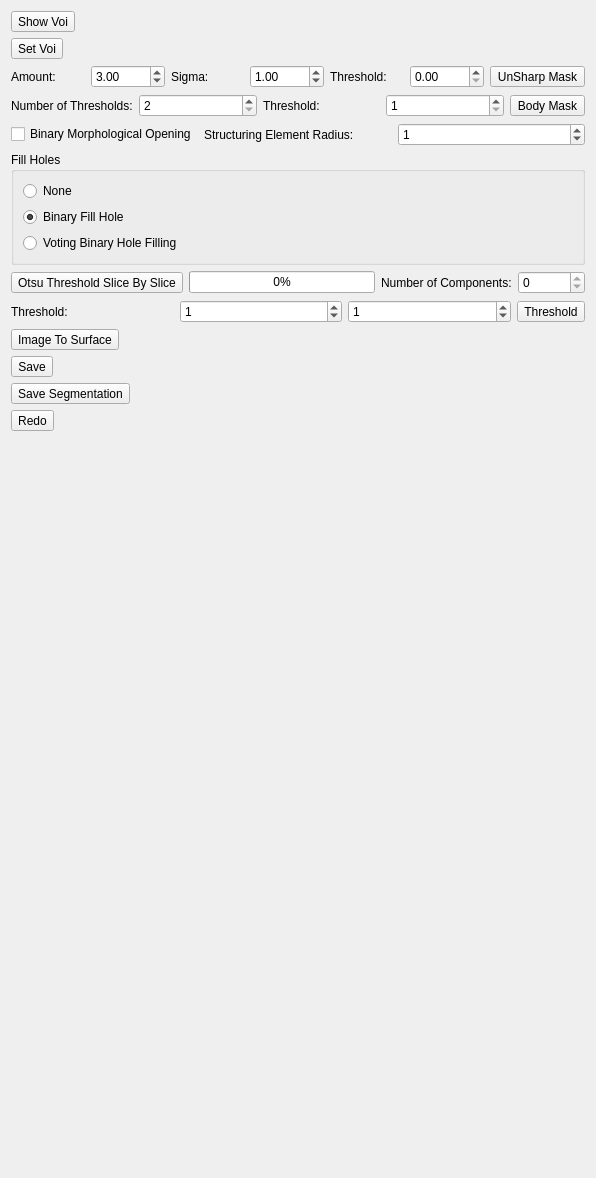
wuzhuobin/MITK-Project, file Apps/BoneSegmentation/BoneSegmentationWidget.ui: the form before one commit.
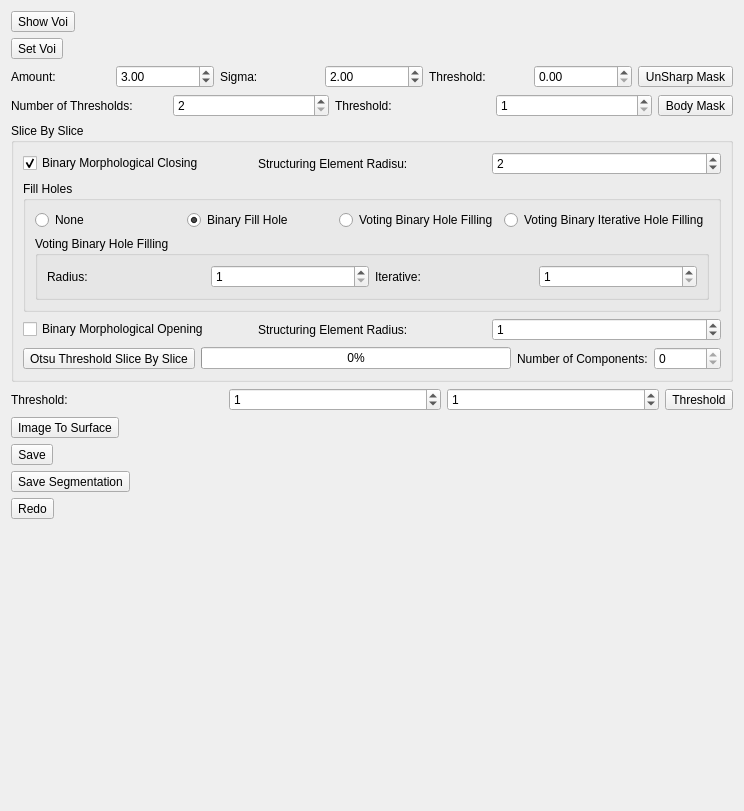
The form after the commit.

Commit message: Add closing to connect the disconnected

The edit to the form file:
```diff
--- a/Apps/BoneSegmentation/BoneSegmentationWidget.ui
+++ b/Apps/BoneSegmentation/BoneSegmentationWidget.ui
@@ -6,8 +6,8 @@
    <rect>
     <x>0</x>
     <y>0</y>
-    <width>596</width>
-    <height>1178</height>
+    <width>744</width>
+    <height>811</height>
    </rect>
   </property>
   <property name="windowTitle">
@@ -69,7 +69,7 @@
      <item>
       <widget class="QDoubleSpinBox" name="doubleSpinBoxUnsharpMaskSigma">
        <property name="value">
-        <double>1.000000000000000</double>
+        <double>2.000000000000000</double>
        </property>
       </widget>
      </item>
@@ -147,26 +147,38 @@
     </layout>
    </item>
    <item>
-    <layout class="QHBoxLayout" name="horizontalLayout">
+    <widget class="QGroupBox" name="groupBox_3">
+     <property name="title">
+      <string>Slice By Slice</string>
+     </property>
+     <layout class="QVBoxLayout" name="verticalLayout_2">
      <item>
-      <widget class="QCheckBox" name="checkBoxBinaryMorphologicalOpening">
+       <layout class="QHBoxLayout" name="horizontalLayout_8">
+        <item>
+         <widget class="QCheckBox" name="checkBoxBinaryMorphologicalClosing">
        <property name="text">
-        <string>Binary Morphological Opening</string>
-       </property>
+           <string>Binary Morphological Closing</string>
+          </property>
+          <property name="checked">
+           <bool>true</bool>
+          </property>
       </widget>
      </item>
      <item>
-      <widget class="QLabel" name="label">
+         <widget class="QLabel" name="label_11">
        <property name="text">
-        <string>Structuring Element Radius:</string>
+           <string>Structuring Element Radisu:</string>
        </property>
       </widget>
      </item>
      <item>
-      <widget class="QSpinBox" name="spinBoxStructuringElementRadius">
-       <property name="value">
+         <widget class="QSpinBox" name="spinBoxBinaryMorpholocialClosingRadius">
+          <property name="minimum">
         <number>1</number>
        </property>
+          <property name="value">
+           <number>2</number>
+          </property>
       </widget>
      </item>
     </layout>
@@ -178,6 +190,8 @@
      </property>
      <layout class="QVBoxLayout" name="verticalLayout">
       <item>
+          <layout class="QHBoxLayout" name="horizontalLayout_6">
+           <item>
        <widget class="QRadioButton" name="radioButtonNone">
         <property name="text">
          <string>None</string>
@@ -210,8 +224,88 @@
         </attribute>
        </widget>
       </item>
-     </layout>
-    </widget>
+           <item>
+            <widget class="QRadioButton" name="radioButtonVotingBinaryIterativeHoleFilling">
+             <property name="text">
+              <string>Voting Binary Iterative Hole Filling</string>
+             </property>
+             <attribute name="buttonGroup">
+              <string notr="true">buttonGroupFillHoles</string>
+             </attribute>
+            </widget>
+           </item>
+          </layout>
+         </item>
+         <item>
+          <widget class="QGroupBox" name="groupBox_2">
+           <property name="title">
+            <string>Voting Binary Hole Filling</string>
+           </property>
+           <layout class="QHBoxLayout" name="horizontalLayout_7">
+            <item>
+             <widget class="QLabel" name="label_9">
+              <property name="text">
+               <string>Radius:</string>
+              </property>
+             </widget>
+            </item>
+            <item>
+             <widget class="QSpinBox" name="spinBoxVotingBinaryHoleFillingRadius">
+              <property name="minimum">
+               <number>1</number>
+              </property>
+             </widget>
+            </item>
+            <item>
+             <widget class="QLabel" name="label_10">
+              <property name="text">
+               <string>Iterative:</string>
+              </property>
+             </widget>
+            </item>
+            <item>
+             <widget class="QSpinBox" name="spinBoxVotingBinaryHoleFillingIterative">
+              <property name="minimum">
+               <number>1</number>
+              </property>
+              <property name="maximum">
+               <number>999999999</number>
+              </property>
+              <property name="singleStep">
+               <number>100</number>
+              </property>
+             </widget>
+            </item>
+           </layout>
+          </widget>
+         </item>
+        </layout>
+       </widget>
+      </item>
+      <item>
+       <layout class="QHBoxLayout" name="horizontalLayout">
+        <item>
+         <widget class="QCheckBox" name="checkBoxBinaryMorphologicalOpening">
+          <property name="text">
+           <string>Binary Morphological Opening</string>
+          </property>
+         </widget>
+        </item>
+        <item>
+         <widget class="QLabel" name="label">
+          <property name="text">
+           <string>Structuring Element Radius:</string>
+          </property>
+         </widget>
+        </item>
+        <item>
+         <widget class="QSpinBox" name="spinBoxStructuringElementRadius">
+          <property name="value">
+           <number>1</number>
+          </property>
+         </widget>
+        </item>
+       </layout>
    </item>
    <item>
     <layout class="QHBoxLayout" name="horizontalLayout_2">
@@ -253,6 +347,9 @@
       </widget>
      </item>
     </layout>
+      </item>
+     </layout>
+    </widget>
    </item>
    <item>
     <layout class="QHBoxLayout" name="horizontalLayout_3">
```
Lines whose indentation alone changed are shown as unchanged. The commit also changes 1 other file.
